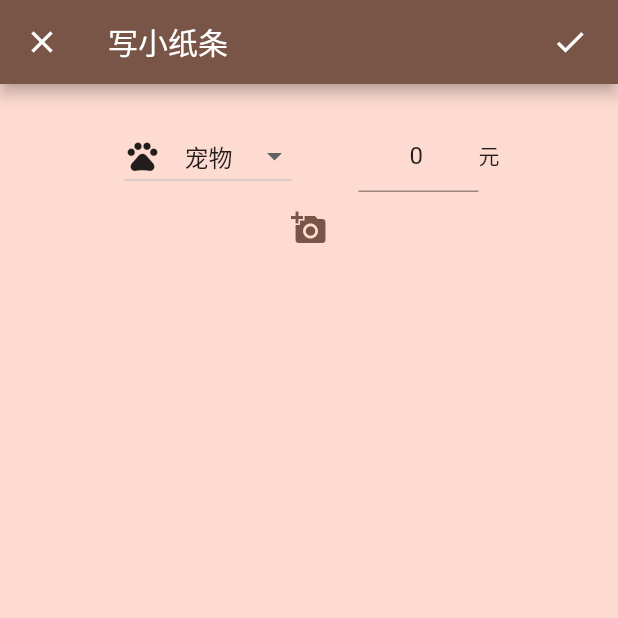
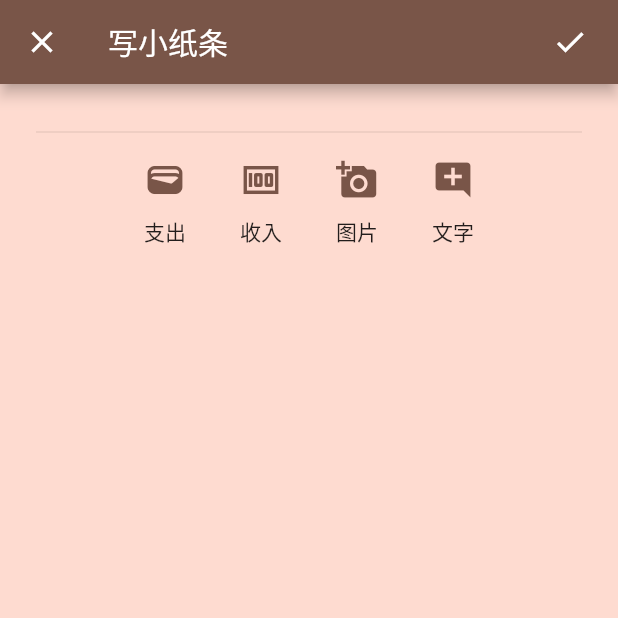
Before and after one commit to TomassMaximum/Benben, a Flutter app: the InsertPage screen opened directly, on a phone screen of 412 x 824 dp, the top half of it. Run offline on Flutter 3.47's test engine with Material 2 defaults, Android fonts, the phone set to English and light mode, and no system bars; our stand-ins replace image_picker.

Commit message:
完成新增页动态添加item项的功能

```diff
--- a/lib/edit/insert_page.dart
+++ b/lib/edit/insert_page.dart
@@ -1,6 +1,6 @@
 import 'dart:io';
-
 import 'package:benben/edit/number_input.dart';
+import 'package:benben/models/note_data.dart';
 import 'package:flutter/material.dart';
 import 'package:image_picker/image_picker.dart';
 
@@ -15,7 +15,7 @@ class InsertPage extends StatefulWidget {
 
 class InsertPageState extends State<InsertPage> {
 
-  String _imagePath = "";
+  List<SubNote> subNotes = <SubNote>[];
 
   @override
   Widget build(BuildContext context) {
@@ -37,25 +37,90 @@ class InsertPageState extends State<InsertPage> {
         alignment: Alignment.topCenter,
         padding: const EdgeInsets.only(left: 24, top: 24, right: 24),
         child: ListView(
-          children: [
-            const NumberInput(),
-            TextButton(
-                onPressed: () async {
-                  final ImagePicker _picker = ImagePicker();
-                  final XFile? file = await _picker.pickImage(source: ImageSource.gallery);
-                  if(file != null) {
-                    setState(() {
-                      _imagePath = file.path;
-                    });
-                  }
-                },
-                child: const Icon(Icons.add_a_photo)
-            ),
-            if(_imagePath.isNotEmpty) Image.file(File(_imagePath))
-          ],
+          children: _getListItems(),
         ),
       ),
     );
   }
 
+  List<Widget> _getListItems() {
+    List<Widget> items = <Widget>[];
+    for(SubNote subNote in subNotes) {
+      if(subNote is Outcome) {
+        items.add(const NumberInput());
+      } else if(subNote is Income) {
+        items.add(const NumberInput());
+      } else if(subNote is ImageNote) {
+        ImageNote imageNote = subNote;
+        items.add(
+            Container(
+              color: Colors.white,
+              margin: const EdgeInsets.only(top: 16, bottom: 16),
+              padding: const EdgeInsets.all(8),
+              child: Image.file(File(imageNote.url))
+            )
+        );
+      } else if(subNote is TextNote) {
+        items.add(Container(
+          margin: const EdgeInsets.only(top: 16, bottom: 16),
+          child: EditableText(
+              controller: TextEditingController(),
+              focusNode: FocusNode(),
+              maxLines: null,
+              style: const TextStyle(color: Colors.brown, fontSize: 16, letterSpacing: 1.5, height: 1.4),
+              cursorColor: Colors.black,
+              backgroundCursorColor: Colors.black26),
+        ));
+      }
+    }
+    items.add(const Divider());
+    items.add(Row(
+        mainAxisAlignment: MainAxisAlignment.center,
+        children:[
+          _getTab("支出", Icons.wallet, () {
+            setState(() {
+              Outcome outcome = Outcome("支出", 15, subNotes.length);
+              subNotes.add(outcome);
+            });
+          }),
+          _getTab("收入", Icons.money, () {
+            setState(() {
+              Income income = Income("title", 200, subNotes.length);
+              subNotes.add(income);
+            });
+          }),
+          _getTab("图片", Icons.add_a_photo, () async {
+            final ImagePicker _picker = ImagePicker();
+            final XFile? file = await _picker.pickImage(source: ImageSource.gallery);
+            if(file != null) {
+              setState(() {
+                ImageNote imageNote = ImageNote(file.path, subNotes.length);
+                subNotes.add(imageNote);
+              });
+            }
+          }),
+          _getTab("文字", Icons.add_comment, () {
+            setState(() {
+              TextNote textNote = TextNote("请在这里输入内容...", subNotes.length);
+              subNotes.add(textNote);
+            });
+          })
+        ]
+    ));
+
+    return items;
+  }
+
+  Widget _getTab(String title, IconData iconData, VoidCallback callback) {
+    return Column(
+        children: [
+          TextButton(
+            onPressed: callback,
+            child: Icon(iconData, size: 28)
+          ),
+          Text(title)
+        ]
+    );
+  }
+
 }
--- a/lib/models/note_data.dart
+++ b/lib/models/note_data.dart
@@ -32,8 +32,8 @@ class TextNote extends SubNote {
   TextNote(this.text, int order) : super(order);
 }
 
-class ImageData extends SubNote {
+class ImageNote extends SubNote {
   String url;
 
-  ImageData(this.url, int order) : super(order);
+  ImageNote(this.url, int order) : super(order);
 }
```
